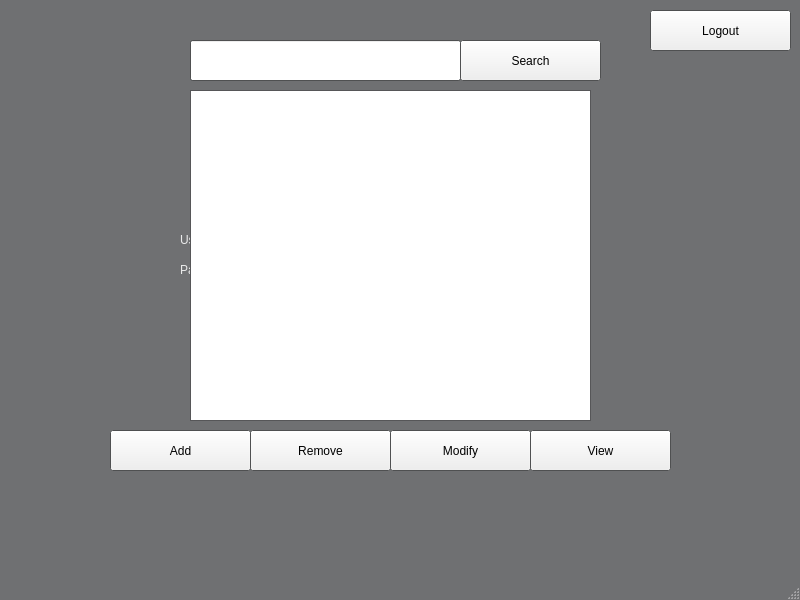
Old version of the form ui/mainwindow.ui in the repository zacharyeinspanier/password_manager.
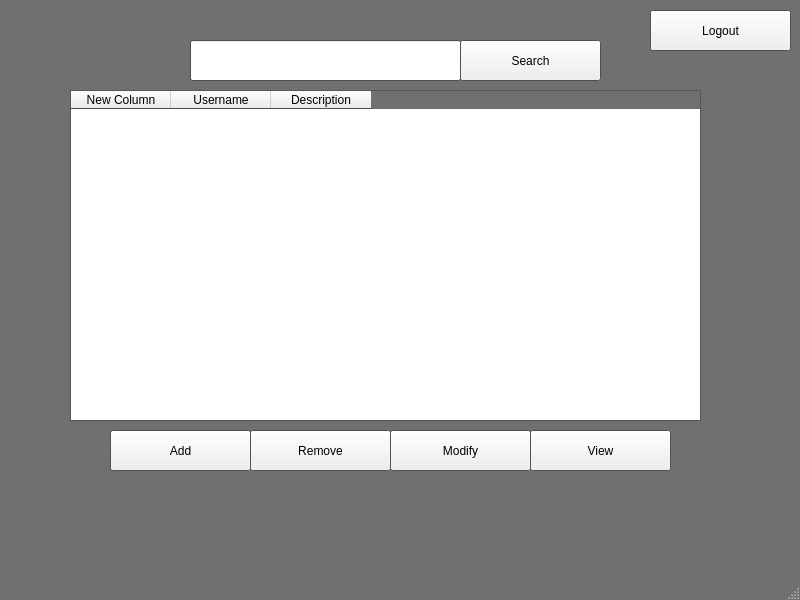
New version of the form.

What changed in the file:
```diff
--- a/ui/mainwindow.ui
+++ b/ui/mainwindow.ui
@@ -245,12 +245,27 @@
    <widget class="QTableWidget" name="password_table">
     <property name="geometry">
      <rect>
-      <x>190</x>
+      <x>70</x>
       <y>90</y>
-      <width>401</width>
+      <width>631</width>
       <height>331</height>
      </rect>
     </property>
+    <column>
+     <property name="text">
+      <string>New Column</string>
+     </property>
+    </column>
+    <column>
+     <property name="text">
+      <string>Username</string>
+     </property>
+    </column>
+    <column>
+     <property name="text">
+      <string>Description</string>
+     </property>
+    </column>
    </widget>
    <widget class="QPushButton" name="password_add_btn">
     <property name="geometry">
```
